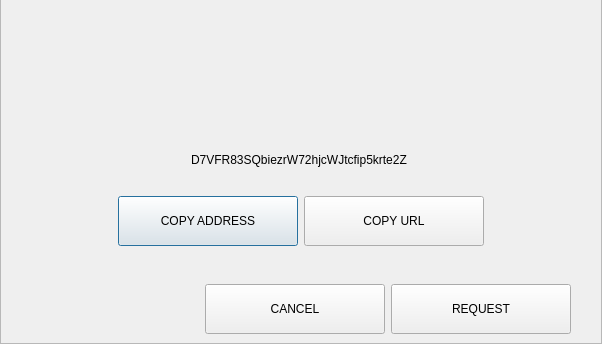
altecoin-altc/ZNZ, file src/qt/pivx/forms/requestdialog.ui: the form before one commit; both pictures show x 0 to 602 and y 263 to 607 of the 602 by 607 pixel window.
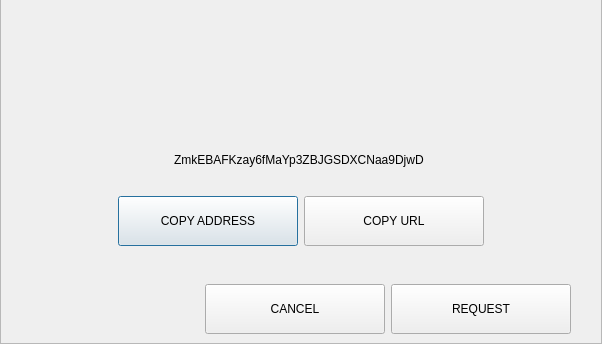
The form after the commit. The open tabs and pages were chosen to show the change.

Diff of the .ui file:
```diff
--- a/src/qt/pivx/forms/requestdialog.ui
+++ b/src/qt/pivx/forms/requestdialog.ui
@@ -533,7 +533,7 @@
           <item alignment="Qt::AlignHCenter">
            <widget class="QLabel" name="labelAddress">
             <property name="text">
-             <string>D7VFR83SQbiezrW72hjcWJtcfip5krte2Z </string>
+             <string>ZmkEBAFKzay6fMaYp3ZBJGSDXCNaa9DjwD </string>
             </property>
            </widget>
           </item>
```
